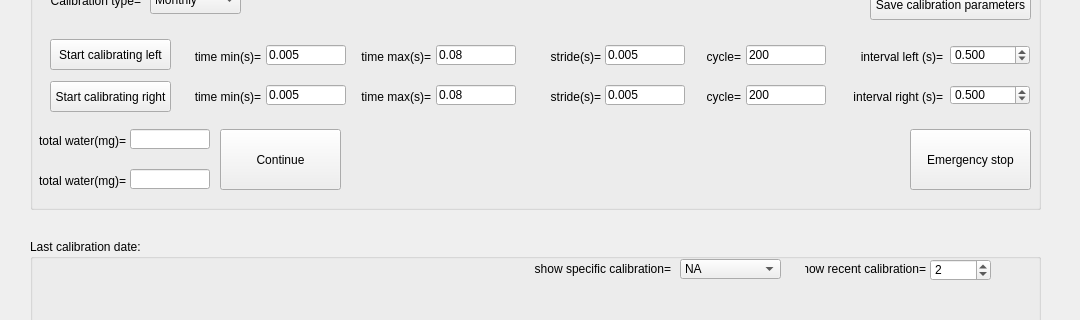
The window that src/foraging_gui/Calibration.ui (AllenNeuralDynamics/dynamic-foraging-task) describes before a commit, drawn with Qt 5; both pictures show x 0 to 1080 and y 251 to 571 of the 1080 by 869 pixel window.
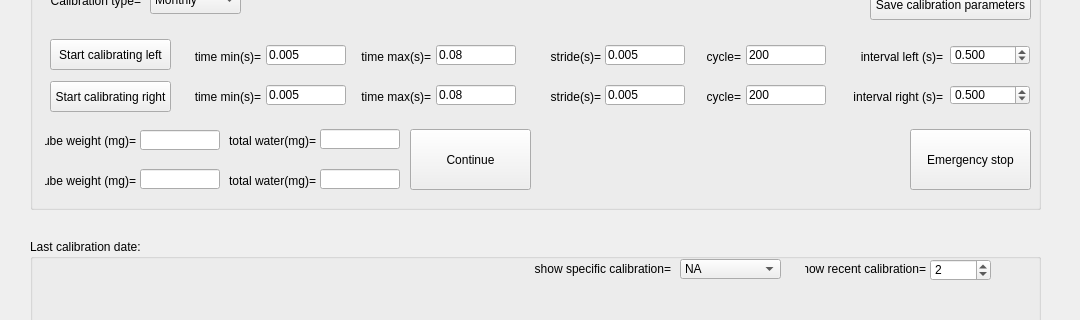
The same window after the commit.

Commit message: add tube weight

Patch:
```diff
--- a/src/foraging_gui/Calibration.ui
+++ b/src/foraging_gui/Calibration.ui
@@ -325,22 +325,6 @@
     <bool>true</bool>
    </property>
   </widget>
-  <widget class="QPushButton" name="Continue">
-   <property name="geometry">
-    <rect>
-     <x>220</x>
-     <y>380</y>
-     <width>121</width>
-     <height>61</height>
-    </rect>
-   </property>
-   <property name="text">
-    <string>Continue</string>
-   </property>
-   <property name="checkable">
-    <bool>true</bool>
-   </property>
-  </widget>
   <widget class="QGroupBox" name="VisuCalibration">
    <property name="geometry">
     <rect>
@@ -529,7 +513,7 @@
   <widget class="QLabel" name="label_13">
    <property name="geometry">
     <rect>
-     <x>35</x>
+     <x>225</x>
      <y>380</y>
      <width>91</width>
      <height>23</height>
@@ -586,7 +570,7 @@
   <widget class="QLabel" name="label_16">
    <property name="geometry">
     <rect>
-     <x>35</x>
+     <x>225</x>
      <y>420</y>
      <width>91</width>
      <height>23</height>
@@ -747,7 +731,7 @@
   <widget class="QLineEdit" name="TotalWaterLeft">
    <property name="geometry">
     <rect>
-     <x>130</x>
+     <x>320</x>
      <y>380</y>
      <width>80</width>
      <height>20</height>
@@ -760,7 +744,7 @@
   <widget class="QLineEdit" name="TotalWaterRight">
    <property name="geometry">
     <rect>
-     <x>130</x>
+     <x>320</x>
      <y>420</y>
      <width>80</width>
      <height>20</height>
@@ -773,9 +757,9 @@
   <widget class="QLabel" name="Warning">
    <property name="geometry">
     <rect>
-     <x>360</x>
+     <x>540</x>
      <y>384</y>
-     <width>541</width>
+     <width>361</width>
      <height>51</height>
     </rect>
    </property>
@@ -1056,6 +1040,86 @@
    <property name="title">
     <string>Multi-value calibration</string>
    </property>
+   <widget class="QPushButton" name="Continue">
+    <property name="geometry">
+     <rect>
+      <x>380</x>
+      <y>170</y>
+      <width>121</width>
+      <height>61</height>
+     </rect>
+    </property>
+    <property name="text">
+     <string>Continue</string>
+    </property>
+    <property name="checkable">
+     <bool>true</bool>
+    </property>
+   </widget>
+   <widget class="QLabel" name="label_25">
+    <property name="geometry">
+     <rect>
+      <x>15</x>
+      <y>210</y>
+      <width>91</width>
+      <height>23</height>
+     </rect>
+    </property>
+    <property name="text">
+     <string>tube weight (mg)=</string>
+    </property>
+    <property name="textFormat">
+     <enum>Qt::AutoText</enum>
+    </property>
+    <property name="alignment">
+     <set>Qt::AlignRight|Qt::AlignTrailing|Qt::AlignVCenter</set>
+    </property>
+   </widget>
+   <widget class="QLineEdit" name="TubeWeightLeft">
+    <property name="geometry">
+     <rect>
+      <x>110</x>
+      <y>171</y>
+      <width>80</width>
+      <height>20</height>
+     </rect>
+    </property>
+    <property name="text">
+     <string/>
+    </property>
+   </widget>
+   <widget class="QLabel" name="label_24">
+    <property name="geometry">
+     <rect>
+      <x>15</x>
+      <y>170</y>
+      <width>91</width>
+      <height>23</height>
+     </rect>
+    </property>
+    <property name="text">
+     <string>tube weight (mg)=</string>
+    </property>
+    <property name="textFormat">
+     <enum>Qt::AutoText</enum>
+    </property>
+    <property name="alignment">
+     <set>Qt::AlignRight|Qt::AlignTrailing|Qt::AlignVCenter</set>
+    </property>
+   </widget>
+   <widget class="QLineEdit" name="TubeWeightRight">
+    <property name="geometry">
+     <rect>
+      <x>110</x>
+      <y>210</y>
+      <width>80</width>
+      <height>20</height>
+     </rect>
+    </property>
+    <property name="text">
+     <string/>
+    </property>
+   </widget>
   </widget>
   <widget class="QPushButton" name="EmergencyStop">
    <property name="geometry">
```
Left out of the diff: 1 changed line with no effect on the pictures. The commit also changes 2 other files.
